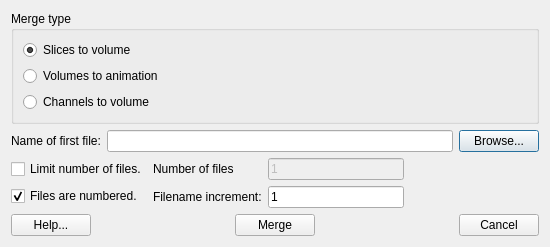
The window that vox-desk-qt/src/vvmergedialog.ui (deskvox/deskvox) describes before a commit, drawn with Qt 5.
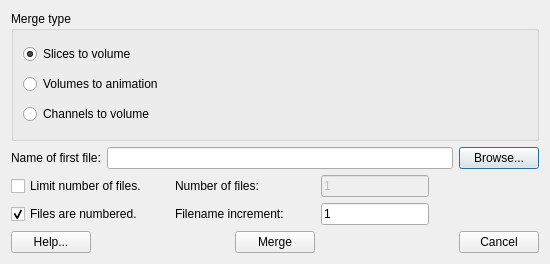
The same window after the commit.

The edit to the form file:
```diff
--- a/vox-desk-qt/src/vvmergedialog.ui
+++ b/vox-desk-qt/src/vvmergedialog.ui
@@ -7,7 +7,7 @@
     <x>0</x>
     <y>0</y>
     <width>550</width>
-    <height>234</height>
+    <height>264</height>
    </rect>
   </property>
   <property name="sizePolicy">
@@ -77,16 +77,93 @@
    <item>
     <layout class="QHBoxLayout" name="fileSequenceLayout">
      <item>
-      <layout class="QVBoxLayout" name="fileRadioLayout">
+      <layout class="QVBoxLayout" name="verticalLayout_2">
+       <item>
+        <layout class="QHBoxLayout" name="horizontalLayout">
        <item>
         <widget class="QCheckBox" name="numFilesCheckBox">
+           <property name="sizePolicy">
+            <sizepolicy hsizetype="Fixed" vsizetype="Fixed">
+             <horstretch>0</horstretch>
+             <verstretch>0</verstretch>
+            </sizepolicy>
+           </property>
+           <property name="minimumSize">
+            <size>
+             <width>158</width>
+             <height>0</height>
+            </size>
+           </property>
+           <property name="maximumSize">
+            <size>
+             <width>158</width>
+             <height>16777215</height>
+            </size>
+           </property>
          <property name="text">
           <string>Limit number of files.</string>
          </property>
         </widget>
        </item>
        <item>
+          <widget class="QLabel" name="numFilesLabel">
+           <property name="minimumSize">
+            <size>
+             <width>140</width>
+             <height>0</height>
+            </size>
+           </property>
+           <property name="maximumSize">
+            <size>
+             <width>140</width>
+             <height>16777215</height>
+            </size>
+           </property>
+           <property name="text">
+            <string>Number of files:</string>
+           </property>
+          </widget>
+         </item>
+         <item>
+          <widget class="QLineEdit" name="numFilesEdit">
+           <property name="enabled">
+            <bool>false</bool>
+           </property>
+           <property name="minimumSize">
+            <size>
+             <width>80</width>
+             <height>0</height>
+            </size>
+           </property>
+           <property name="text">
+            <string>1</string>
+           </property>
+          </widget>
+         </item>
+        </layout>
+       </item>
+       <item>
+        <layout class="QHBoxLayout" name="horizontalLayout_2">
+         <item>
         <widget class="QCheckBox" name="incFilesCheckBox">
+           <property name="sizePolicy">
+            <sizepolicy hsizetype="Fixed" vsizetype="Fixed">
+             <horstretch>0</horstretch>
+             <verstretch>0</verstretch>
+            </sizepolicy>
+           </property>
+           <property name="minimumSize">
+            <size>
+             <width>158</width>
+             <height>0</height>
+            </size>
+           </property>
+           <property name="maximumSize">
+            <size>
+             <width>158</width>
+             <height>16777215</height>
+            </size>
+           </property>
          <property name="text">
           <string>Files are numbered.</string>
          </property>
@@ -98,44 +175,25 @@
          </property>
         </widget>
        </item>
-      </layout>
-     </item>
-     <item>
-      <layout class="QVBoxLayout" name="fileLabelLayout">
-       <item>
-        <widget class="QLabel" name="numFilesLabel">
-         <property name="text">
-          <string>Number of files</string>
-         </property>
-        </widget>
-       </item>
        <item>
         <widget class="QLabel" name="fileIncLabel">
+           <property name="minimumSize">
+            <size>
+             <width>140</width>
+             <height>0</height>
+            </size>
+           </property>
+           <property name="maximumSize">
+            <size>
+             <width>140</width>
+             <height>16777215</height>
+            </size>
+           </property>
          <property name="text">
           <string>Filename increment:</string>
          </property>
         </widget>
        </item>
-      </layout>
-     </item>
-     <item>
-      <layout class="QVBoxLayout" name="fileEditLayout">
-       <item>
-        <widget class="QLineEdit" name="numFilesEdit">
-         <property name="enabled">
-          <bool>false</bool>
-         </property>
-         <property name="minimumSize">
-          <size>
-           <width>80</width>
-           <height>0</height>
-          </size>
-         </property>
-         <property name="text">
-          <string>1</string>
-         </property>
-        </widget>
-       </item>
        <item>
         <widget class="QLineEdit" name="fileIncEdit">
          <property name="minimumSize">
@@ -151,8 +209,7 @@
        </item>
       </layout>
      </item>
-     <item>
-      <layout class="QVBoxLayout" name="fileSpacerLayout"/>
+      </layout>
      </item>
      <item>
       <spacer name="fileSequenceSpacer">
```
Left out of the diff: 4 changed lines with no effect on the pictures. Lines whose indentation alone changed are shown as unchanged.
